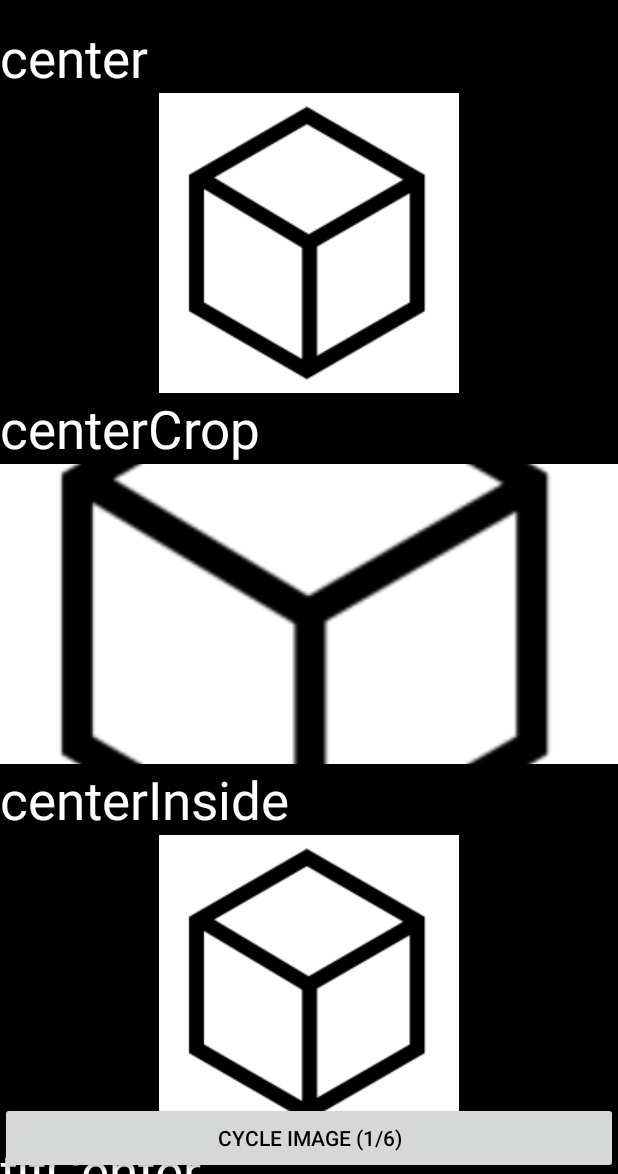
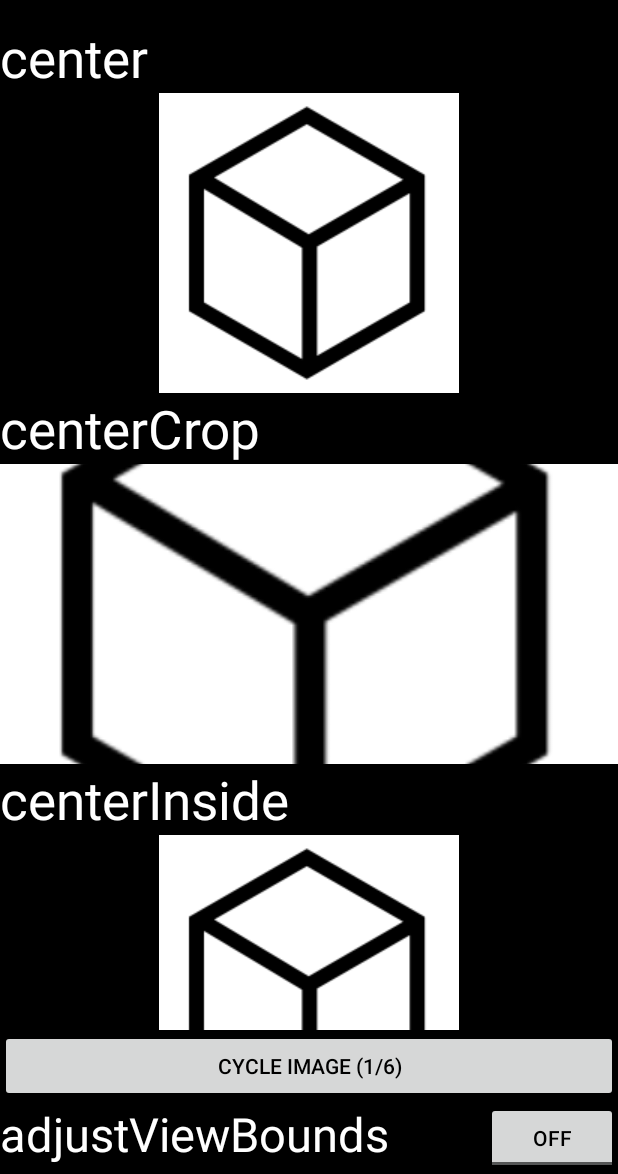
Before and after one commit to codefellows/android-imageview-scaletypes-demo, an Android app: the screen it shows after launch (MainActivity), on a phone screen of 412 x 824 dp, the part 62-1236 px from its top. Run offline under Robolectric (Android 15) with nearby library versions, the phone set to English and light mode, and no system bars.

Commit message:
adding toggleable adjustviewbounds

```diff
--- a/app/src/main/java/com/example/moonmayor/imageviewscaletypes/MainActivity.java
+++ b/app/src/main/java/com/example/moonmayor/imageviewscaletypes/MainActivity.java
@@ -6,7 +6,9 @@ import android.support.v7.app.AppCompatActivity;
 import android.os.Bundle;
 import android.view.View;
 import android.widget.Button;
+import android.widget.CompoundButton;
 import android.widget.ImageView;
+import android.widget.ToggleButton;
 
 import java.util.ArrayList;
 import java.util.List;
@@ -20,6 +22,7 @@ public class MainActivity extends AppCompatActivity {
     };
 
     Button cycleImageButton;
+    ToggleButton toggleAdjustViewBounds;
     private List<ImageView> imageViews;
     private int[] imageViewIds = {
             R.id.center, R.id.centerCrop, R.id.centerInside,
@@ -33,7 +36,8 @@ public class MainActivity extends AppCompatActivity {
         setContentView(R.layout.activity_main);
 
         cycleImageButton = (Button) findViewById(R.id.cycleImageButton);
-        attachClickListener();
+        toggleAdjustViewBounds = (ToggleButton) findViewById(R.id.toggleAdjustViewBounds);
+        attachClickListeners();
 
         imageViews = new ArrayList<>();
         for (int id : imageViewIds) {
@@ -43,11 +47,20 @@ public class MainActivity extends AppCompatActivity {
         setImage();
     }
 
-    private void attachClickListener() {
+    private void attachClickListeners() {
         cycleImageButton.setOnClickListener(new View.OnClickListener() {
             @Override
             public void onClick(View view) {
                 cycleImage();
+            }
+        });
+
+        toggleAdjustViewBounds.setOnCheckedChangeListener(new CompoundButton.OnCheckedChangeListener() {
+            @Override
+            public void onCheckedChanged(CompoundButton compoundButton, boolean b) {
+               for (ImageView imageView : imageViews) {
+                   imageView.setAdjustViewBounds(b);
+               }
             }
         });
     }
--- a/app/src/main/res/layout/activity_main.xml
+++ b/app/src/main/res/layout/activity_main.xml
@@ -2,17 +2,41 @@
 <RelativeLayout xmlns:android="http://schemas.android.com/apk/res/android"
     android:layout_width="match_parent"
     android:layout_height="match_parent">
-    <Button
-        android:id="@+id/cycleImageButton"
-        android:text="Cycle Image"
-        android:textColor="@android:color/black"
+    <LinearLayout
+        android:id="@+id/controls"
+        android:orientation="vertical"
         android:layout_width="match_parent"
         android:layout_height="wrap_content"
-        android:layout_alignParentBottom="true" />
+        android:layout_alignParentBottom="true">
+        <Button
+            android:id="@+id/cycleImageButton"
+            android:text="Cycle Image"
+            android:textColor="@android:color/black"
+            android:layout_width="match_parent"
+            android:layout_height="wrap_content" />
+        <RelativeLayout
+            android:layout_width="match_parent"
+            android:layout_height="wrap_content">
+            <TextView
+                android:id="@+id/adjustViewBoundsState"
+                android:layout_width="wrap_content"
+                android:layout_height="wrap_content"
+                android:textSize="14pt"
+                android:text="adjustViewBounds"
+                android:layout_alignParentLeft="true"/>
+            <ToggleButton
+                android:id="@+id/toggleAdjustViewBounds"
+                android:text="adjustViewBounds"
+                android:textColor="@android:color/black"
+                android:layout_width="wrap_content"
+                android:layout_height="wrap_content"
+                android:layout_alignParentRight="true" />
+        </RelativeLayout>
+    </LinearLayout>
     <ScrollView
         android:layout_width="match_parent"
         android:layout_height="match_parent"
-        android:layout_alignParentTop="true">
+        android:layout_above="@id/controls">
         <LinearLayout
             xmlns:tools="http://schemas.android.com/tools"
             android:layout_width="match_parent"
```
